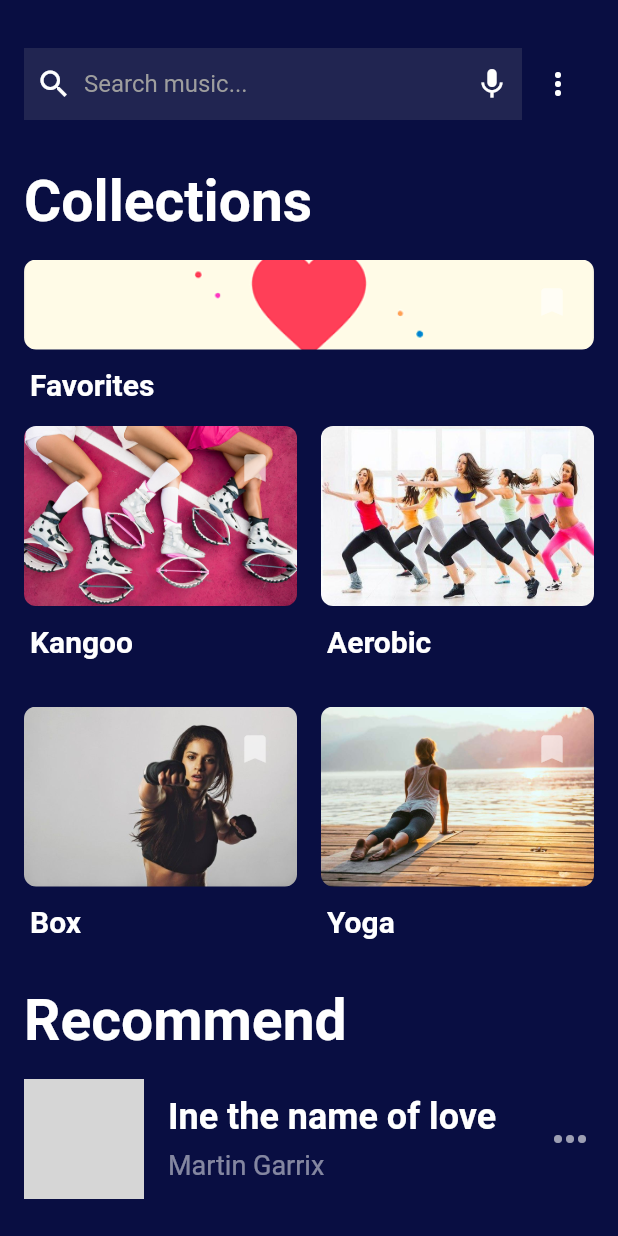
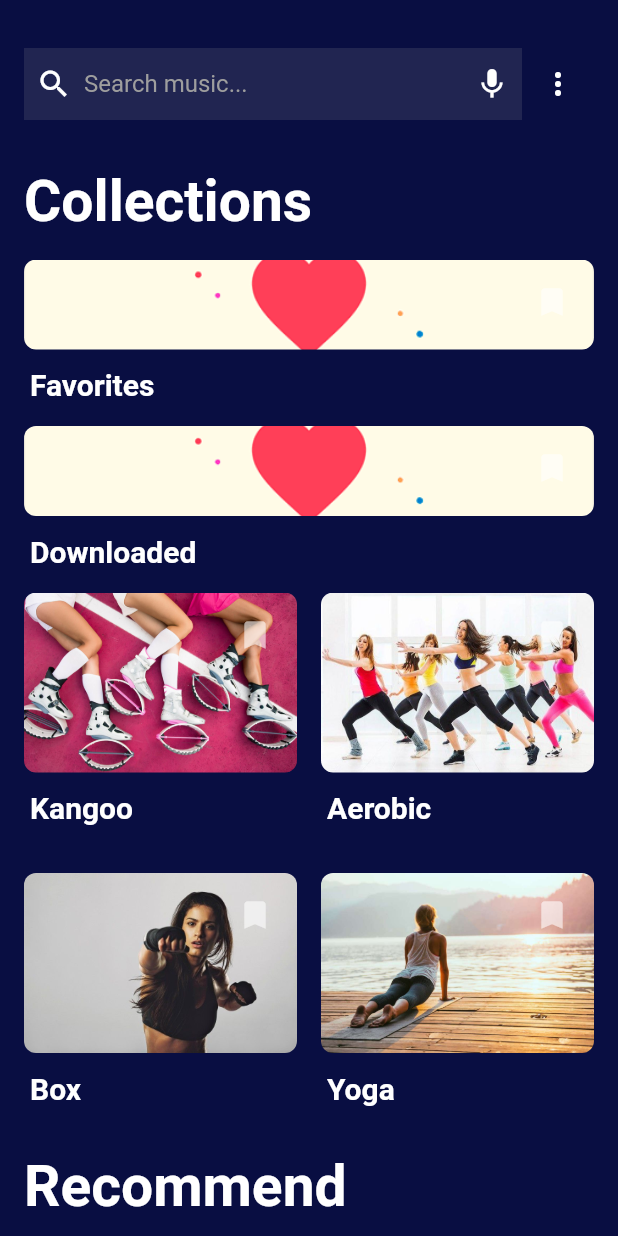
Before and after one commit to Dolphinstudio1/fitmix, a Flutter app: the screen it shows once a user with an empty profile is signed in, on a phone screen of 412 x 824 dp. Run offline on Flutter 3.47's test engine with Material 2 defaults, Android fonts, the phone set to English and light mode, and no system bars; our stand-ins replace audioplayers, cloud_firestore, file_picker, firebase_auth, firebase_core, firebase_storage and 2 more; missing offline and left inert: audioplayer, flutter_facebook_auth; accounts and stored records are empty; network calls fail; grey boxes are pictures that could not be loaded.

Commit message:
Fitt mix v0.29
- create downloaded file list section
- remove uploaded mix extension
- modify playback screen

```diff
--- a/lib/addmix.dart
+++ b/lib/addmix.dart
@@ -79,7 +79,7 @@ class _State extends State<AddMix> {
 
   Future _selectMusicFile() async {
     File file = await FilePicker.getFile(type: FileType.audio);
-    _musicFileName = path.basename(file.path);
+    _musicFileName = path.basenameWithoutExtension(file.path);
     print("musicFileName - " + _musicFileName);
 
     setState(() {
--- a/lib/firestore_helper.dart
+++ b/lib/firestore_helper.dart
@@ -1,4 +1,6 @@
 //import '../models/event_detail.dart';
+import 'package:fitmix/downloaded.dart';
+
 import 'favorite.dart';
 import 'package:cloud_firestore/cloud_firestore.dart';
 
@@ -28,4 +30,28 @@ class FirestoreHelper {
   static Future deleteFavorite(String favId) async {
     await db.collection('favorites').doc(favId).delete();
   }
+
+  static Future addDownloaded(String mixId, String uid) {
+    Downloaded dow = Downloaded(null, mixId, uid);
+    var result = db
+        .collection('downloaded')
+        .add(dow.toMap())
+        .then((value) => print(value))
+        .catchError((error) => print(error));
+    return result;
+  }
+
+  static Future<List<Downloaded>> getUserDownloaded(String uid) async {
+    List<Downloaded> dow;
+    QuerySnapshot docs = await db.collection('downloaded')
+        .where('userId', isEqualTo: uid).get();
+    if (docs != null) {
+      dow = docs.docs.map((data)=> Downloaded.map(data)).toList();
+    }
+    return dow;
+  }
+
+  static Future deleteDownloaded(String dowId) async {
+    await db.collection('downloaded').doc(dowId).delete();
+  }
 }
--- a/lib/media_player_plandesk.dart
+++ b/lib/media_player_plandesk.dart
@@ -306,6 +306,15 @@ class _MediaPlayerPlanState extends State<MediaPlayerPlan> {
                 ),
                 Row(
                   children: <Widget>[
+                    ItemCardDownloaded('Downloaded', 'assets/images/favorites.png',
+                        'Downloaded'),
+                  ],
+                ),
+                SizedBox(
+                  height: 16.0,
+                ),
+                Row(
+                  children: <Widget>[
                     ItemCard('Kangoo', 'assets/images/kangoo.jpg', 'Kangoo'),
                     SizedBox(
                       width: 16.0,
@@ -503,6 +512,72 @@ class ItemCardFavorite extends StatelessWidget {
   }
 }
 
+class ItemCardDownloaded extends StatelessWidget {
+  final groupName;
+  final image;
+  final title;
+  MixList mixList;
+
+  ItemCardDownloaded(this.groupName, this.image, this.title);
+
+  @override
+  Widget build(BuildContext context) {
+    mixList = new MixList(groupName);
+    return Expanded(
+      flex: 1,
+      child: Column(
+        crossAxisAlignment: CrossAxisAlignment.start,
+        children: <Widget>[
+          GestureDetector(
+            onTap: () {
+              Navigator.push(
+                  context, MaterialPageRoute(builder: (context) => mixList));
+            },
+            child: Container(
+              height: 60.0,
+              child: Stack(
+                children: <Widget>[
+                  ClipRRect(
+                    borderRadius: BorderRadius.circular(8.0),
+                    child: Image.asset(
+                      image,
+                      fit: BoxFit.cover,
+                      height: 140,
+                      width: double.infinity,
+                    ),
+                  ),
+                  Positioned(
+                    right: 16.0,
+                    top: 16.0,
+                    child: Icon(
+                      Icons.bookmark,
+                      color: Colors.white.withOpacity(0.6),
+                      size: 24.0,
+                    ),
+                  )
+                ],
+              ),
+            ),
+          ),
+          SizedBox(
+            height: 12.0,
+          ),
+          Padding(
+            padding: const EdgeInsets.only(left: 4.0),
+            child: Text(
+              title,
+              style: TextStyle(
+                  color: Colors.white,
+                  fontSize: 20.0,
+                  fontWeight: FontWeight.bold),
+            ),
+          )
+        ],
+      ),
+    );
+  }
+}
+
 class ItemCard extends StatelessWidget {
   final groupName;
   final image;
--- a/lib/mix_list.dart
+++ b/lib/mix_list.dart
@@ -1,4 +1,5 @@
 import 'package:firebase_core/firebase_core.dart';
+import 'package:fitmix/downloaded.dart';
 import 'package:flutter/cupertino.dart';
 import 'package:flutter/material.dart';
 import 'mix_list_item.dart';
@@ -48,6 +49,7 @@ class _MixListState extends State<MixList> {
   }
 
   List<Favorite> favorites = [];
+  List<Downloaded> downloaded = [];
 
   //List<SongItem> favoriteMixes = [];
 
@@ -56,6 +58,7 @@ class _MixListState extends State<MixList> {
     // TODO: implement initState
     super.initState();
     getFavoriteList();
+    getDownloadedList();
     /*firestoreInstance
         .collection('mixes')
         .where('group_name', isEqualTo: groupName)
@@ -88,7 +91,22 @@ class _MixListState extends State<MixList> {
       setState(() {
         favorites = data;
         if (widget.groupName == "Favorites") {
-          fetchAllMixes(membersIDS: favorites).then((value) {
+          fetchAllFavoriteMixes(membersIDS: favorites).then((value) {
+            setState(() {
+              _mixListItems = value;
+            });
+          });
+        }
+      });
+    });
+  }
+
+  void getDownloadedList() {
+    FirestoreHelper.getUserDownloaded(Login.getUser().uid).then((data) {
+      setState(() {
+        downloaded = data;
+        if (widget.groupName == "Downloaded") {
+          fetchAllDownloadedMixes(membersIDS: downloaded).then((value) {
             setState(() {
               _mixListItems = value;
             });
@@ -108,7 +126,7 @@ class _MixListState extends State<MixList> {
   ];
 
   /// Fetch members list
-  Future<List<SongItem>> fetchAllMixes({List<Favorite> membersIDS}) async {
+  Future<List<SongItem>> fetchAllFavoriteMixes({List<Favorite> membersIDS}) async {
     /*/// With whereIn
     var result = await ref.where('uid', whereIn: membersIDS).get();
     print(result.docs);
@@ -129,8 +147,40 @@ class _MixListState extends State<MixList> {
             result.get("mix_url"),
             widget.groupName,
             favorites,
+            downloaded,
             //refreshCallback: () {getFavoriteList()}
-            clickCallback: getFavoriteList));
+            favoritesCallback: getFavoriteList, downloadedCallback: getDownloadedList));
+      });
+    }
+    //print(results);
+    return results;
+  }
+
+  /// Fetch members list
+  Future<List<SongItem>> fetchAllDownloadedMixes({List<Downloaded> membersIDS}) async {
+    /*/// With whereIn
+    var result = await ref.where('uid', whereIn: membersIDS).get();
+    print(result.docs);
+    //var documents = result.docs.map((doc) => User.fromMap(doc.data, doc.id)).toList();
+    //return documents;*/
+
+    /// With loop
+    List<SongItem> results = [];
+    for (Downloaded userID in membersIDS) {
+      print(userID.mixId);
+      await ref.doc(userID.mixId).get().then((result) {
+        //print(result.data());
+        results.add(SongItem(
+            result.id,
+            result.get("mix_name"),
+            'artist',
+            result.get("iamge_url"),
+            result.get("mix_url"),
+            widget.groupName,
+            favorites,
+            downloaded,
+            //refreshCallback: () {getFavoriteList()}
+            favoritesCallback: getFavoriteList, downloadedCallback: getDownloadedList));
       });
     }
     //print(results);
@@ -203,7 +253,7 @@ class _MixListState extends State<MixList> {
             ),
           ),
           Expanded(
-            child: (widget.groupName == 'Favorites')
+            child: (widget.groupName == 'Favorites' || widget.groupName == 'Downloaded')
                 ?
                 //print(favoriteMixes.length);
                 ListView.builder(
@@ -263,13 +313,13 @@ class _MixListState extends State<MixList> {
                               //DocumentSnapshot data = querySnapshot.data[index];
                               return SongItem(
                                   list[index].id,
-                                  list[index].get("mix_name").substring(0,
-                                      list[index].get("mix_name").length - 4),
+                                  list[index].get("mix_name"), //.substring(0, list[index].get("mix_name").length - 4)
                                   'artist',
                                   list[index].get("iamge_url"),
                                   list[index].get("mix_url"),
                                   widget.groupName,
-                                  favorites);
+                                  favorites,
+                                  downloaded);
                             },
                             itemCount: list.length,
                           ),
@@ -291,9 +341,11 @@ class SongItem extends StatefulWidget {
   final String musicUrl;
   final String groupName;
   List<Favorite> favorites;
+  List<Downloaded> downloaded;
 
   //final RefreshCallback refreshCallback;
-  final VoidCallback clickCallback;
+  final VoidCallback favoritesCallback;
+  final VoidCallback downloadedCallback;
 
   SongItem(
       this.mixId,
@@ -303,8 +355,9 @@ class SongItem extends StatefulWidget {
       this.musicUrl,
       this.groupName,
       this.favorites,
+      this.downloaded,
       //{this.refreshCallback}
-      {this.clickCallback});
+      {this.favoritesCallback,this.downloadedCallback});
 
   @override
   _SongItemState createState() => _SongItemState();
@@ -357,19 +410,46 @@ class _SongItemState extends State<SongItem> {
       print("Favorites - " + widget.favorites.toString());
     });
     //refreshCallback();
-    widget.clickCallback();
+    widget.favoritesCallback();
+  }
+
+  bool isUserDownloaded(String mixId) {
+    Downloaded downloaded = widget.downloaded
+        .firstWhere((Downloaded d) => (d.mixId == mixId), orElse: () => null);
+    if (downloaded == null)
+      return false;
+    else
+      return true;
+  }
+
+  toggleDownloaded(String mixId) async {
+    if (isUserDownloaded(mixId)) {
+      Downloaded downloaded =
+      widget.downloaded.firstWhere((Downloaded d) => (d.mixId == mixId));
+      String favId = downloaded.id;
+      await FirestoreHelper.deleteDownloaded(favId);
+    } else {
+      await FirestoreHelper.addDownloaded(mixId, Login.getUser().uid);
+    }
+    List<Downloaded> updatedDownloaded =
+    await FirestoreHelper.getUserDownloaded(Login.getUser().uid);
+    setState(() {
+      widget.downloaded = updatedDownloaded;
+      print("Downloaded - " + widget.downloaded.toString());
+    });
+    //refreshCallback();
+    widget.downloadedCallback();
   }
 
   @override
   Widget build(BuildContext context) {
-    Color starColor =
-        (isUserFavorite(widget.mixId) ? Colors.amber : Colors.grey);
+    //Color starColor = (isUserFavorite(widget.mixId) ? Colors.amber : Colors.grey);
     Icon starIcon = (isUserFavorite(widget.mixId)
         ? Icon(Icons.star_outlined)
         : Icon(Icons.star_border_outlined));
-    Icon arrowIcon = isLocalFileExist
+    Icon arrowIcon = isLocalFileExist //(isUserDownloaded(widget.mixId)
         ? Icon(Icons.download_rounded)
-        : Icon(Icons.download_outlined);
+        : Icon(Icons.download_outlined); //)
 
     return Padding(
       padding: const EdgeInsets.only(bottom: 6.0),
@@ -483,6 +563,7 @@ class _SongItemState extends State<SongItem> {
                   if (!isLocalFileExist) {
                     print("Push _loadFile");
                     print(widget.musicUrl);
+                    toggleDownloaded(widget.mixId);
                     LocalstoreHelper.loadFile(widget.musicUrl, widget.title)
                         .then((value) => setState(() {
                               localFilePath = value;
@@ -506,6 +587,7 @@ class _SongItemState extends State<SongItem> {
                             isDefaultAction: true,
                             child: Text("Törlés"),
                             onPressed: () {
+                              toggleDownloaded(widget.mixId);
                               LocalstoreHelper.getLocalFile(widget.title).then((value){
                                 setState(() {
                                   isLocalFileExist = false;
```
Also changed, not shown: lib/downloaded.dart (added, +40 -0 lines), lib/media_player_designed.dart (+6 -6 lines).
